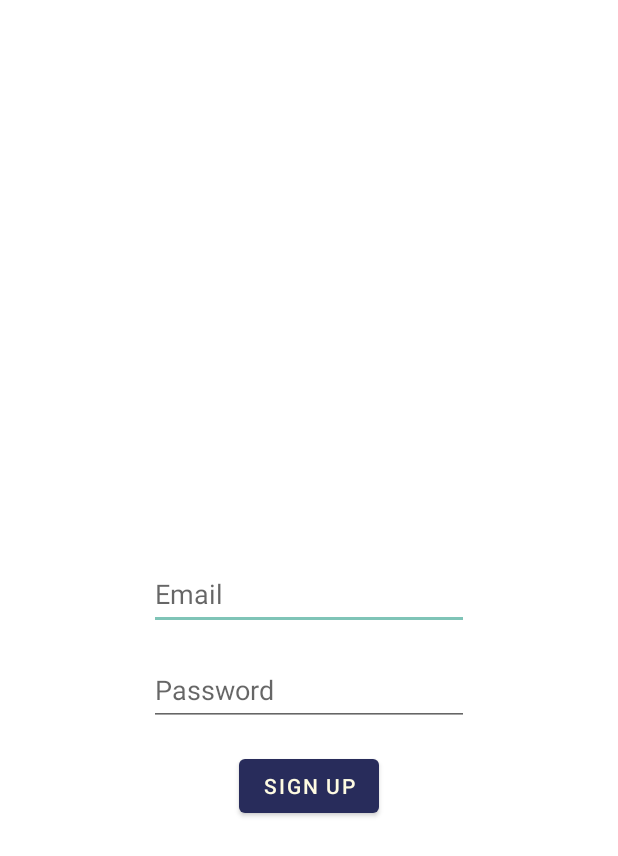
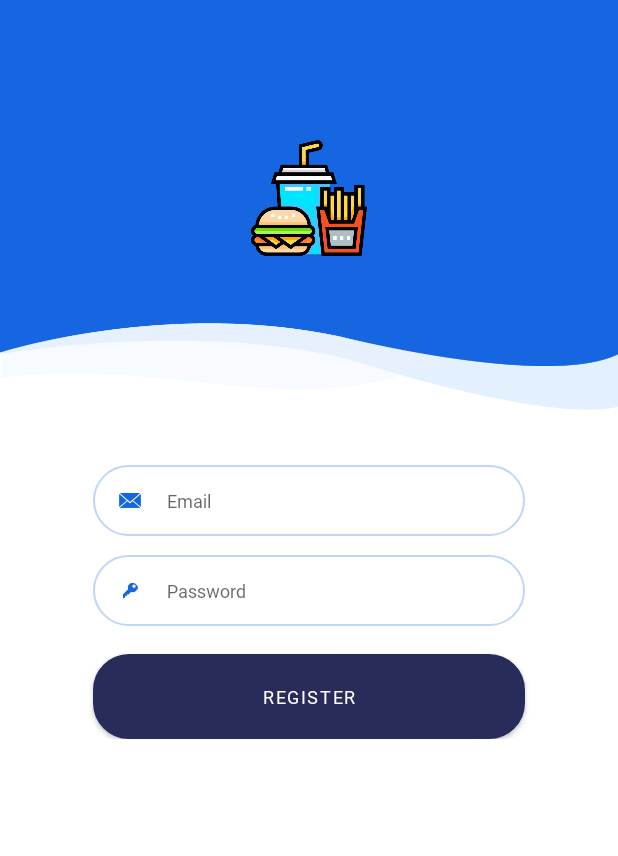
Before and after one commit to khandaniyal/admin_JustEat, an Android app: the RegisterActivity screen opened directly, with no data from a screen before it, on a phone screen of 412 x 824 dp. Shown: the top 856 px of the screen. Run offline under Robolectric (Android 15) with nearby library versions, the phone set to English and light mode, and no system bars; our stand-ins replace Firebase (no records; nobody signed in at launch, a user with empty details on screens opened directly).

Commit message:
Fusionado completo

```diff
--- a/app/src/main/java/com/grup2/jaestic_admin/Fragments/AddFragment.java
+++ b/app/src/main/java/com/grup2/jaestic_admin/Fragments/AddFragment.java
@@ -32,6 +32,7 @@ public class AddFragment extends Fragment {
 
         //go to dish fragment
         addDish.setOnClickListener(e->{
+
         });
 
         return view;
--- a/app/src/main/java/com/grup2/jaestic_admin/MainActivity.java
+++ b/app/src/main/java/com/grup2/jaestic_admin/MainActivity.java
@@ -54,7 +54,7 @@ public class MainActivity extends AppCompatActivity {
             });
         }*/
         setContentView(R.layout.home_bottom_nav);
-        getSupportFragmentManager().beginTransaction().replace(R.id.fragment_container, new ListFoodFragment()).commit();
+        getSupportFragmentManager().beginTransaction().replace(R.id.fragment_container, new MenuFragment()).commit();
         BottomNavigationView bottomNav = findViewById(R.id.main_menu);
         bottomNav.setOnItemSelectedListener(item -> {
             Fragment selectedFragment = null;
--- a/app/src/main/java/com/grup2/jaestic_admin/RegisterActivity.java
+++ b/app/src/main/java/com/grup2/jaestic_admin/RegisterActivity.java
@@ -57,11 +57,9 @@ public class RegisterActivity extends AppCompatActivity {
                 if (!email.isEmpty() && !password.isEmpty()){
                     if(password.length()>=6) {
                         Log.i("prueba", "ghoal");
-                        RegisterUser(email, Encriptar(password));
+                        RegisterUser(email, password);
                     }
                 }
-
-
             }
         });
 
@@ -76,7 +74,7 @@ public class RegisterActivity extends AppCompatActivity {
                     // If Login is correct, load the Main activity
                     Map<String, Object> map =new HashMap<>();
                     map.put("email",email);
-                    map.put("password",password);
+                    map.put("password",Encriptar(password));
                     String id= mAuth.getCurrentUser().getUid();
 
                     mDatabase.child("Users").child(id).setValue(map).addOnCompleteListener(new OnCompleteListener<Void>() {
--- a/app/src/main/res/layout/activity_food_list.xml
+++ b/app/src/main/res/layout/activity_food_list.xml
@@ -4,7 +4,8 @@
     xmlns:tools="http://schemas.android.com/tools"
     android:layout_width="match_parent"
     android:layout_height="match_parent"
-    tools:context="com.grup2.jaestic_admin.FoodList">
+    tools:context="com.grup2.jaestic_admin.FoodList"
+    android:id="@+id/activity_food_list">
 
     <androidx.recyclerview.widget.RecyclerView
         android:id="@+id/recyclerView"
--- a/app/src/main/res/layout/activity_register.xml
+++ b/app/src/main/res/layout/activity_register.xml
@@ -1,46 +1,109 @@
 <?xml version="1.0" encoding="utf-8"?>
-<androidx.constraintlayout.widget.ConstraintLayout xmlns:android="http://schemas.android.com/apk/res/android"
+<RelativeLayout xmlns:android="http://schemas.android.com/apk/res/android"
     xmlns:app="http://schemas.android.com/apk/res-auto"
     xmlns:tools="http://schemas.android.com/tools"
     android:layout_width="match_parent"
     android:layout_height="match_parent"
     tools:context=".RegisterActivity">
 
+    <LinearLayout
+        android:layout_width="match_parent"
+        android:layout_height="wrap_content"
+        android:orientation="vertical">
+
+        <FrameLayout
+            android:layout_width="match_parent"
+            android:layout_height="273dp"
+            android:background="@drawable/blue_bg">
+            <ImageView
+                android:layout_width="77dp"
+                android:layout_height="77dp"
+                android:layout_gravity="center_horizontal"
+                android:layout_marginTop="93dp"
+                android:src="@drawable/fast_food"/>
+        </FrameLayout>
+
+        <RelativeLayout
+            android:layout_width="wrap_content"
+            android:layout_height="wrap_content"
+            android:layout_marginLeft="62dp"
+            android:layout_marginTop="36.7dp"
+            android:layout_marginRight="62dp"
+            android:background="@drawable/blue_border_rounded_cornwe">
+
+            <!--INPUT-->
             <EditText
                 android:id="@+id/ETEmail"
+                android:layout_width="match_parent"
+                android:layout_height="wrap_content"
+                android:layout_toRightOf="@id/username_icon"
+                android:background="@android:color/transparent"
+                android:fontFamily="@font/baloo"
+                android:hint="Email"
+                android:inputType="textEmailAddress"
+                android:maxLines="1"
+                android:paddingLeft="17dp"
+                android:paddingTop="15dp"
+                android:paddingBottom="15dp"
+                android:textCursorDrawable="@drawable/cursor_color"
+                android:textSize="12sp"/>
+            <ImageView
+                android:id="@+id/username_icon"
+                android:layout_width="14.7dp"
+                android:layout_height="10.3dp"
+                android:layout_centerVertical="true"
+                android:layout_marginLeft="17dp"
+                android:src="@drawable/email"/>
+        </RelativeLayout>
+
+        <RelativeLayout
             android:layout_width="wrap_content"
             android:layout_height="wrap_content"
-        android:layout_marginBottom="32dp"
-        android:ems="10"
-        android:hint="@string/login_username"
-        android:inputType="textPersonName"
-        android:minHeight="48dp"
-        app:layout_constraintBottom_toBottomOf="parent"
-        app:layout_constraintEnd_toEndOf="parent"
-        app:layout_constraintStart_toStartOf="parent"
-        app:layout_constraintTop_toTopOf="parent" />
+            android:layout_marginLeft="62dp"
+            android:layout_marginTop="12.7dp"
+            android:layout_marginRight="62dp"
+            android:background="@drawable/blue_border_rounded_cornwe">
 
+            <!--INPUT-->
             <EditText
                 android:id="@+id/ETPassword"
-        android:layout_width="wrap_content"
+                android:layout_width="match_parent"
                 android:layout_height="wrap_content"
-        android:layout_marginTop="16dp"
-        android:ems="10"
-        android:hint="@string/login_pass"
+                android:layout_toRightOf="@id/icon"
+                android:background="@android:color/transparent"
+                android:fontFamily="@font/baloo"
+                android:hint="Password"
                 android:inputType="textPassword"
-        android:minHeight="48dp"
-        app:layout_constraintEnd_toEndOf="parent"
-        app:layout_constraintStart_toStartOf="parent"
-        app:layout_constraintTop_toBottomOf="@+id/ETEmail" />
-
+                android:maxLines="1"
+                android:paddingLeft="17dp"
+                android:paddingTop="15dp"
+                android:paddingBottom="15dp"
+                android:textCursorDrawable="@drawable/cursor_color"
+                android:textSize="12sp"/>
+            <ImageView
+                android:id="@+id/icon"
+                android:layout_width="14.7dp"
+                android:layout_height="10.3dp"
+                android:layout_centerVertical="true"
+                android:layout_marginLeft="17dp"
+                android:src="@drawable/password"/>
+        </RelativeLayout>
         <Button
             android:id="@+id/register_button"
-        android:layout_width="wrap_content"
+            android:layout_gravity="center"
+            android:layout_width="match_parent"
             android:layout_height="wrap_content"
-        android:layout_marginTop="16dp"
+            android:layout_marginLeft="62dp"
+            android:layout_marginTop="18.7dp"
+            android:layout_marginRight="62dp"
+            android:background="@drawable/blue_border_rounded_cornwe"
+            android:fontFamily="@font/baloo"
+            android:gravity="center"
+            android:paddingTop="14dp"
+            android:paddingBottom="14dp"
             android:text="@string/login_register"
-        app:layout_constraintEnd_toEndOf="parent"
-        app:layout_constraintStart_toStartOf="parent"
-        app:layout_constraintTop_toBottomOf="@+id/ETPassword" />
+            android:textColor="#ffffff"
+            android:textSize="12sp"/>
 
-</androidx.constraintlayout.widget.ConstraintLayout>
+    </LinearLayout>
+</RelativeLayout>
--- a/app/src/main/res/layout/category_list.xml
+++ b/app/src/main/res/layout/category_list.xml
@@ -2,7 +2,8 @@
 <LinearLayout xmlns:android="http://schemas.android.com/apk/res/android"
     android:orientation="vertical"
     android:layout_width="match_parent"
-    android:layout_height="match_parent">
+    android:layout_height="match_parent"
+    android:id="@+id/category_list">
 
     <androidx.recyclerview.widget.RecyclerView
         android:id="@+id/recyclerview"
--- a/app/src/main/res/layout/fragment_menu.xml
+++ b/app/src/main/res/layout/fragment_menu.xml
@@ -131,7 +131,7 @@
         </androidx.cardview.widget.CardView>
 
         <androidx.cardview.widget.CardView
-            android:id="@+id/cardViewAddCategory"
+            android:id="@+id/cardViewAddDish"
             android:layout_width="0dp"
             android:layout_height="match_parent"
             android:layout_margin="10dp"
@@ -179,7 +179,7 @@
         app:layout_constraintTop_toBottomOf="@+id/linearLayout">
 
         <androidx.cardview.widget.CardView
-            android:id="@+id/cardViewAddDish"
+            android:id="@+id/cardViewAddCategory"
             android:layout_width="0dp"
             android:layout_height="match_parent"
             android:layout_margin="10dp"
@@ -254,7 +254,7 @@
     <!-- tartejas extras por si se quiere añadir mas botones/cardwiews -->
     <LinearLayout
         android:layout_width="0dp"
-        android:layout_height="130dp"
+        android:layout_height="230dp"
         android:orientation="horizontal"
         android:padding="10dp"
         app:layout_constraintEnd_toEndOf="parent"
--- a/app/src/main/res/values/strings.xml
+++ b/app/src/main/res/values/strings.xml
@@ -4,8 +4,8 @@
     <string name="login_err">Authentication failed</string>
     <string name="logout_button">Log out</string>
     <string name="login_button">Log in</string>
-    <string name="login_register" translatable="false">Sign up</string>
-    <string name="app_name" translatable="false">JaEstic</string>
+    <string name="login_register">Register</string>
+    <string name="app_name">JaEstic</string>
     <string name="hello_blank_fragment" translatable="false">Hello blank fragment</string>
     <string name="loading">Loading</string>
 
@@ -17,4 +17,6 @@
     <string name="cardViewOrders">Orders</string>
     <string name="login_google">Sign in with google</string>
     <string name="textViewEmail">Email</string>
+    <string name="login_or">OR</string>
+    <string name="login">Login</string>
 </resources>
```
Also changed, not shown: app/src/main/java/com/grup2/jaestic_admin/Fragments/MenuFragment.java (+12 -4 lines), app/src/main/res/layout/activity_login.xml (+3 -67 lines), 3 other files. Lines whose indentation alone changed are shown as unchanged.
